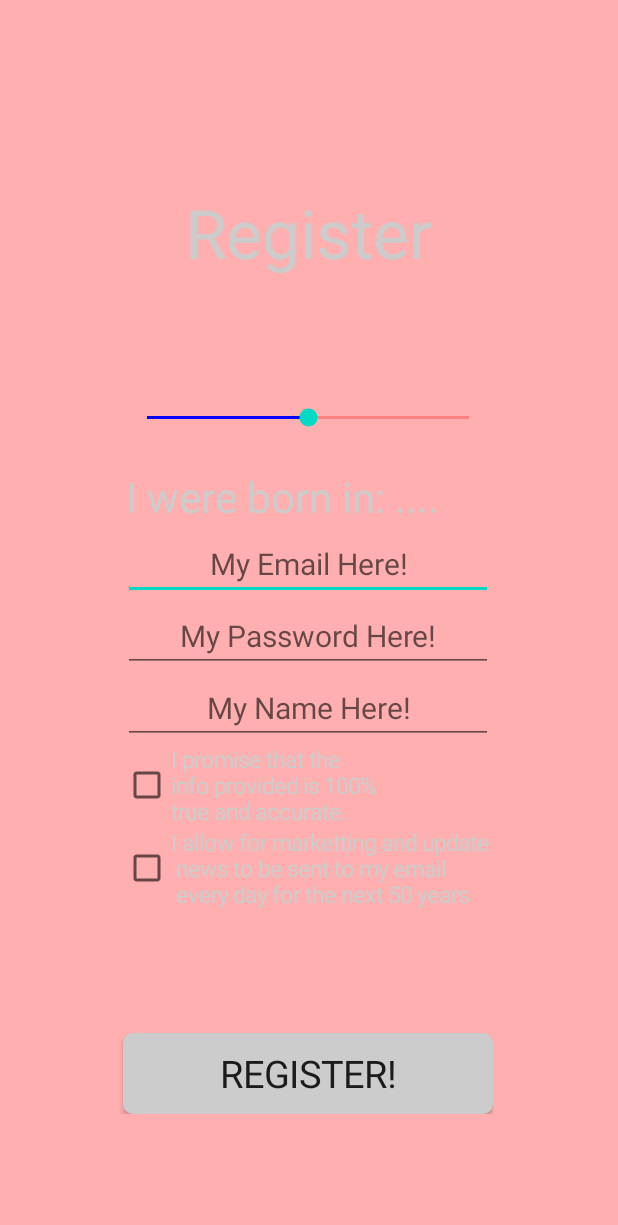
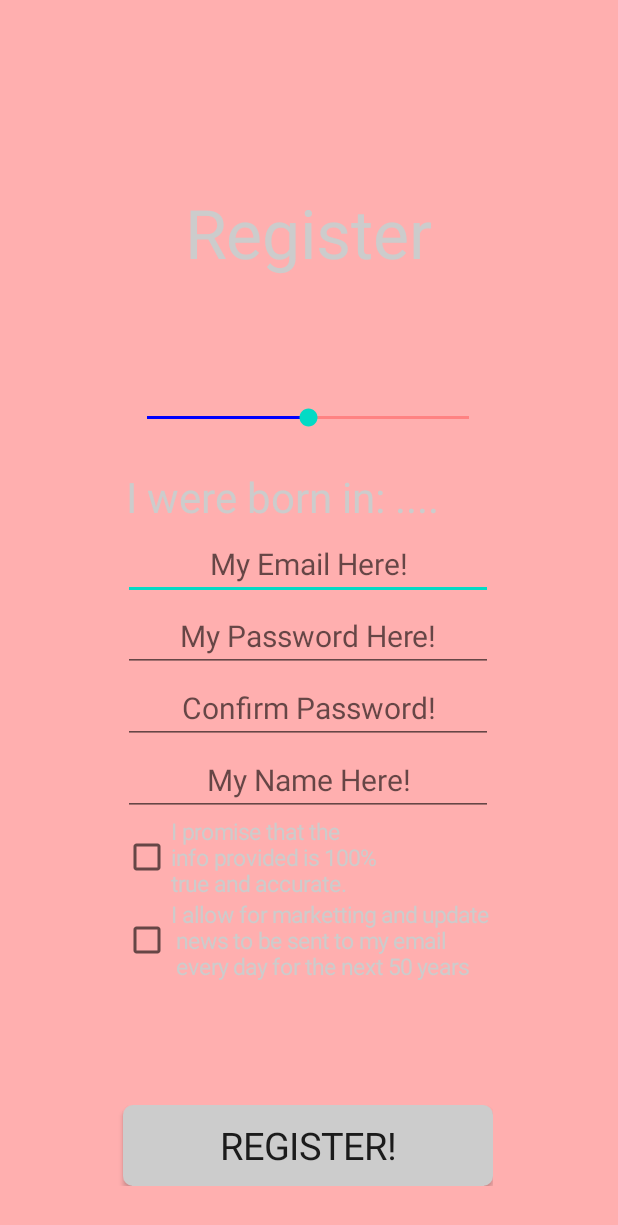
Before and after one commit to Ryker-Smith/gwlogin2023_R2, an Android app: the RegisterScreen screen opened directly, with no data from a screen before it, on a phone screen of 412 x 824 dp. Shown: the top 1225 px of the screen. Run offline under Robolectric (Android 15) with nearby library versions, the phone set to English and light mode, and no system bars.

Commit message:
Minor Changes 3 : Rise of the bobs

```diff
--- a/app/src/main/java/com/example/gaswrld/GrassViewer.java
+++ b/app/src/main/java/com/example/gaswrld/GrassViewer.java
@@ -1,7 +1,4 @@
 package com.example.gaswrld;
-
-
-//import static net.fachtnaroe.gwlogin2023_fr.bits.dbg;
 
 import android.content.Context;
 import android.view.MotionEvent;
--- a/app/src/main/java/com/example/gaswrld/RegisterScreen.java
+++ b/app/src/main/java/com/example/gaswrld/RegisterScreen.java
@@ -28,7 +28,7 @@ public class RegisterScreen extends Form implements HandlesEventDispatching {
     TextBox email, nme;
     TableArrangement Table;
     Slider date;
-    PasswordTextBox pass;
+    PasswordTextBox pass, pass2;
     CheckBox box, boxl;
     Clock tim, tim2;
     Web authweb, authwebjr;
@@ -115,9 +115,17 @@ public class RegisterScreen extends Form implements HandlesEventDispatching {
         pass.Hint("My Password Here!");
         pass.TextAlignment(ALIGNMENT_CENTER);
 
+        pass2 = new PasswordTextBox(Table);
+        pass2.Column(1);
+        pass2.Row(9);
+        pass2.FontSize(20);
+        pass2.TextColor(COLOR_LTGRAY);
+        pass2.Hint("Confirm Password!");
+        pass2.TextAlignment(ALIGNMENT_CENTER);
+
         nme = new TextBox(Table);
         nme.Column(1);
-        nme.Row(9);
+        nme.Row(10);
         nme.FontSize(20);
         nme.TextColor(COLOR_LTGRAY);
         nme.Hint("My Name Here!");
@@ -125,28 +133,28 @@ public class RegisterScreen extends Form implements HandlesEventDispatching {
 
         box = new CheckBox(Table);
         box.Column(1);
-        box.Row(10);
+        box.Row(11);
         box.Text("I promise that the \ninfo provided is 100% \ntrue and accurate.");
         box.TextColor(COLOR_LTGRAY);
         box.FontSize(15);
 
         boxl = new CheckBox(Table);
         boxl.Column(1);
-        boxl.Row(11);
+        boxl.Row(12);
         boxl.Text("I allow for marketting and update\n news to be sent to my email\n every day for the next 50 years");
         boxl.TextColor(COLOR_LTGRAY);
         boxl.FontSize(15);
 
         padv3 = new VerticalArrangement(Table);
         padv3.Column(1);
-        padv3.Row(12);
+        padv3.Row(13);
         padv3.WidthPercent(10);
         padv3.HeightPercent(10);
         padv3.BackgroundColor(7);
 
         buttonr = new Button(Table);
         buttonr.Column(1);
-        buttonr.Row(14);
+        buttonr.Row(15);
         buttonr.Shape(BUTTON_SHAPE_ROUNDED);
         buttonr.BackgroundColor(COLOR_LTGRAY);
         buttonr.Text("Register!");
@@ -202,6 +210,8 @@ public class RegisterScreen extends Form implements HandlesEventDispatching {
                         if (email.Text().contains("@")) {
                             if (email.Text().length() > 8) {
                                 if (pass.Text().length() > 6) {
+                                    if(pass2.Text().equals(pass.Text())) {
+                                        if(nme.Text().length() > 2) {
                                                 errormsg.Text(UI_Responses.CHECKING);
                                                 if (BAP.isValidEmailAddress(email.Text())) {
                                                     try {
@@ -216,6 +226,14 @@ public class RegisterScreen extends Form implements HandlesEventDispatching {
                                                     }
                                                 } else {
                                                     PopUpAd.ShowAlert(UI_Responses.REGISTER_INVALID_EMAIL);
+                                                }
+                                            }else{
+                                            tim.TimerEnabled(true);
+                                            errormsg.Text("Please enter an account name!");
+                                            }
+                                        }else {
+                                            tim.TimerEnabled(true);
+                                            errormsg.Text("Passwords dont match!");
                                         }
                                 } else {
                                     tim.TimerEnabled(true);
```
Also changed, not shown: app/src/main/java/com/example/gaswrld/AppOptions.java (+0 -10 lines), app/src/main/java/com/example/gaswrld/GameScreen.java (+34 -35 lines), app/src/main/java/com/example/gaswrld/UI_Responses.java (+0 -48 lines). Lines whose indentation alone changed are shown as unchanged.
